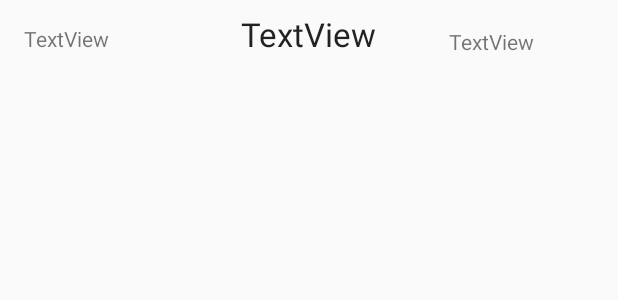
After one commit to dfi92348/P1, an Android app: the layout accident_row.xml on its own in the app's theme, with its tools: preview values and no code run, on a phone screen of 412 x 824 dp. The commit adds this screen. Shown: the top 300 px of the screen. Run offline under Robolectric (Android 15) with nearby library versions, the phone set to English and light mode, and no system bars.

Commit message:
sqlite-1

```diff
--- a/app/build.gradle
+++ b/app/build.gradle
@@ -48,4 +48,6 @@ dependencies {
     androidTestImplementation 'androidx.test.espresso:espresso-core:3.4.0'
     implementation "androidx.room:room-runtime:$room_version"
     kapt "androidx.room:room-compiler:$room_version"
+    implementation 'org.jetbrains.kotlinx:kotlinx-coroutines-core:1.4.2'
+    implementation  'org.jetbrains.kotlinx:kotlinx-coroutines-android:1.4.2'
 }
--- /dev/null
+++ b/app/src/main/res/layout/accident_row.xml
@@ -0,0 +1,46 @@
+<?xml version="1.0" encoding="utf-8"?>
+<androidx.constraintlayout.widget.ConstraintLayout xmlns:android="http://schemas.android.com/apk/res/android"
+    xmlns:app="http://schemas.android.com/apk/res-auto"
+    xmlns:tools="http://schemas.android.com/tools"
+    android:layout_width="match_parent"
+    android:layout_height="wrap_content">
+
+    <TextView
+        android:id="@+id/exp_date"
+        android:layout_width="wrap_content"
+        android:layout_height="wrap_content"
+        android:layout_marginStart="16dp"
+        android:layout_marginTop="16dp"
+        android:layout_marginBottom="8dp"
+        android:text="TextView"
+        app:layout_constraintBottom_toBottomOf="parent"
+        app:layout_constraintStart_toStartOf="parent"
+        app:layout_constraintTop_toTopOf="parent" />
+
+    <TextView
+        android:id="@+id/exp_loc"
+        android:layout_width="wrap_content"
+        android:layout_height="wrap_content"
+        android:layout_marginStart="24dp"
+        android:text="TextView"
+        android:textAppearance="@style/TextAppearance.AppCompat.Large"
+        app:layout_constraintBaseline_toBaselineOf="@+id/exp_date"
+        app:layout_constraintStart_toStartOf="@+id/guideline2" />
+
+    <androidx.constraintlayout.widget.Guideline
+        android:id="@+id/guideline2"
+        android:layout_width="wrap_content"
+        android:layout_height="wrap_content"
+        android:orientation="vertical"
+        app:layout_constraintGuide_begin="137dp" />
+
+    <TextView
+        android:id="@+id/exp_lev"
+        android:layout_width="wrap_content"
+        android:layout_height="wrap_content"
+        android:layout_marginEnd="56dp"
+        android:text="TextView"
+        app:layout_constraintBottom_toBottomOf="@+id/exp_loc"
+        app:layout_constraintEnd_toEndOf="parent" />
+
+</androidx.constraintlayout.widget.ConstraintLayout>
--- a/app/src/main/res/layout/activity_accident_active.xml
+++ b/app/src/main/res/layout/activity_accident_active.xml
@@ -6,4 +6,8 @@
     android:layout_height="match_parent"
     tools:context=".AccidentActive">
 
+    <androidx.recyclerview.widget.RecyclerView
+        android:id="@+id/recycler"
+        android:layout_width="match_parent"
+        android:layout_height="match_parent" />
 </androidx.constraintlayout.widget.ConstraintLayout>
```
Also changed, not shown: app/src/main/java/com/tom/p1/AccidentActive.kt (+73 -4 lines), app/src/main/java/com/tom/p1/AccidentDAO.kt (+7 -0 lines).
